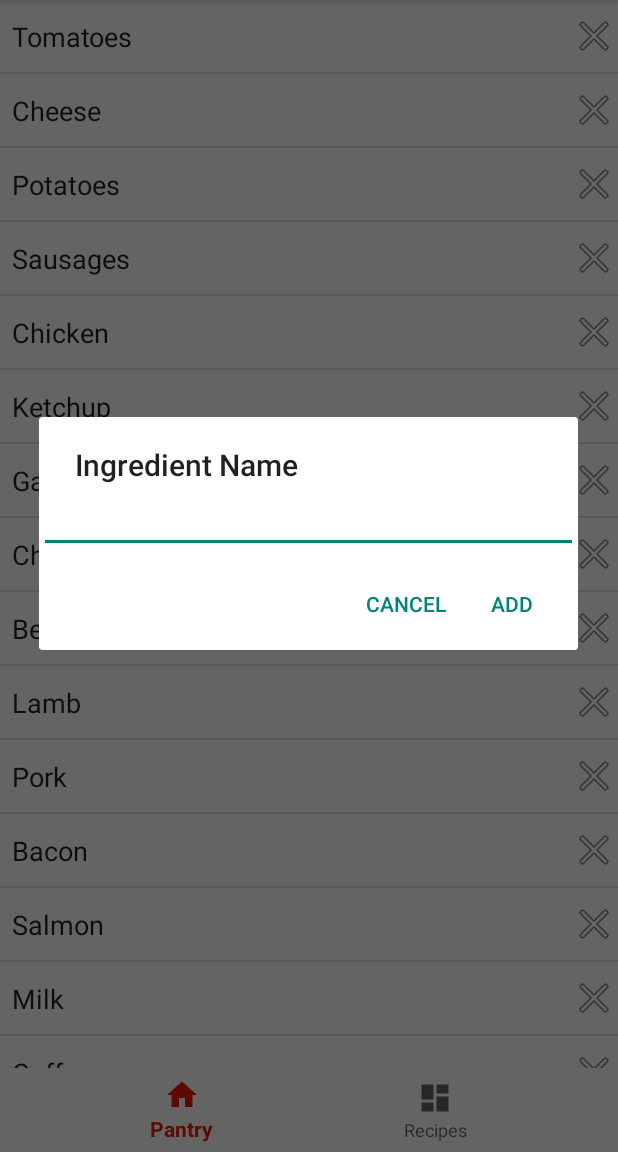
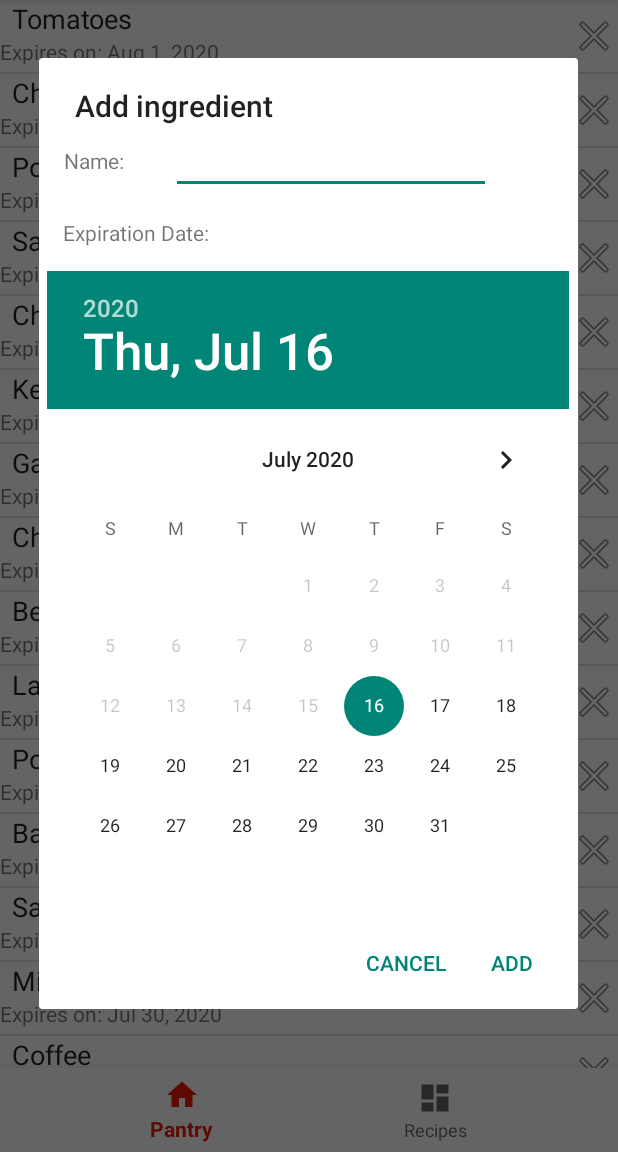
Before and after one commit to CS446-Group12/Pocket-Chef, an Android app: the screen it shows after launch (MainActivity), after a tap on "Add", on a phone screen of 412 x 824 dp, the part 84-1236 px from its top. Run offline under Robolectric (Android 15) with nearby library versions, the phone set to English and light mode, and no system bars; our stand-ins replace navigation-ui.

```diff
--- a/PocketChef/app/src/main/java/cs446/uwaterloo/pocketchef/MainActivity.java
+++ b/PocketChef/app/src/main/java/cs446/uwaterloo/pocketchef/MainActivity.java
@@ -2,6 +2,7 @@ package cs446.uwaterloo.pocketchef;
 
 import android.content.Intent;
 import android.os.Bundle;
+import android.os.Parcelable;
 
 import com.google.android.material.bottomnavigation.BottomNavigationView;
 
@@ -30,40 +31,10 @@ public class MainActivity extends AppCompatActivity {
         NavigationUI.setupWithNavController(navView, navController);
     }
 
-    // Uses FragmentTransactions to
     public void displayRecipeContents(Recipe recipe) {
         Intent intent = new Intent(MainActivity.this, CookingActivity.class);
+        intent.putExtra("recipe", recipe);
         startActivity(intent);
-
-        /*FragmentManager fragmentManager = getSupportFragmentManager();
-        FragmentTransaction fragmentTransaction = fragmentManager.beginTransaction();
-
-        // Create new fragment and transaction
-        Fragment displayRecipeFragment = new DisplayRecipeFragment();
-        FragmentTransaction transaction = getSupportFragmentManager().beginTransaction();
-
-        // Replace whatever is in the fragment_container view with this fragment,
-        // and add the transaction to the back stack
-
-        List<Fragment> fragments = fragmentManager.getFragments();
-        if(fragments != null){
-            for(Fragment fragment : fragments){
-                if(fragment != null && fragment.isVisible()) {
-                    System.out.println(fragment);
-                    transaction.hide(fragment);
-                }
-            }
-        }
-
-        //transaction.hide(fragmentManager.findFragmentById(R.id.test));
-        transaction.show(displayRecipeFragment);
-        //transaction.addToBackStack(null);
-
-        // Apply a transition animation
-        //transaction.setTransition(FragmentTransaction.TRANSIT_FRAGMENT_OPEN);
-
-        // Commit the transaction
-        transaction.commit();*/
     }
 
 }
--- a/PocketChef/app/src/main/java/cs446/uwaterloo/pocketchef/adapters/IngredientAdapter.java
+++ b/PocketChef/app/src/main/java/cs446/uwaterloo/pocketchef/adapters/IngredientAdapter.java
@@ -10,7 +10,7 @@ import android.widget.TextView;
 import androidx.annotation.NonNull;
 import androidx.recyclerview.widget.RecyclerView;
 
-import java.util.HashSet;
+import java.text.SimpleDateFormat;
 import java.util.List;
 
 import cs446.uwaterloo.pocketchef.R;
@@ -56,6 +56,14 @@ public class IngredientAdapter extends RecyclerView.Adapter<IngredientAdapter.Vi
         TextView textView = holder.ingredientTextView;
         textView.setText(ingredient.getName());
 
+        TextView dateView = holder.ingredientDateView;
+        if (ingredient.getExpirationDate() != null) {
+            dateView.setText(dateView.getContext().getString(R.string.ingredient_expiration_date, SimpleDateFormat.getDateInstance().format(ingredient.getExpirationDate())));
+        } else {
+            dateView.setVisibility(View.INVISIBLE);
+        }
+
+
         ImageButton deleteButton = holder.deleteButton;
         deleteButton.setOnClickListener(new View.OnClickListener() {
             @Override
@@ -76,16 +84,17 @@ public class IngredientAdapter extends RecyclerView.Adapter<IngredientAdapter.Vi
 
         public TextView ingredientTextView;
         public ImageButton deleteButton;
-
+        public TextView ingredientDateView;
         // We also create a constructor that accepts the entire item row
         // and does the view lookups to find each subview
-        public ViewHolder(View itemView) {
+         public ViewHolder(View itemView) {
 
             // Stores the itemView in a public final member variable that can be used
             // to access the context from any ViewHolder instance.
             super(itemView);
 
             ingredientTextView = (TextView) itemView.findViewById(R.id.ingredient_text);
+            ingredientDateView = (TextView) itemView.findViewById(R.id.ingredient_date);
             deleteButton = (ImageButton) itemView.findViewById(R.id.delete_ingredient_button);
 
         }
--- a/PocketChef/app/src/main/java/cs446/uwaterloo/pocketchef/data/AsyncAddRecipe.java
+++ b/PocketChef/app/src/main/java/cs446/uwaterloo/pocketchef/data/AsyncAddRecipe.java
@@ -17,7 +17,6 @@ public class AsyncAddRecipe extends AsyncTask<Recipe, Integer, List<Recipe>> {
 
     private static HashMap<Recipe, HashSet<Ingredient>> missingRecipes;
     private static List<Recipe> completeRecipes;
-    private static HashSet<Ingredient> allIngredients;
 
     public AsyncAddRecipe() {
         super();
@@ -27,7 +26,6 @@ public class AsyncAddRecipe extends AsyncTask<Recipe, Integer, List<Recipe>> {
     protected void onPreExecute() {
         missingRecipes = new HashMap<>(RecipeData.getRecipesWithMissingIngredients());
         completeRecipes = new ArrayList<>(RecipeData.getRecipesForCurrentIngredients());
-        allIngredients = new HashSet<>(IngredientData.getAllIngredients());
     }
 
     @Override
@@ -35,7 +33,7 @@ public class AsyncAddRecipe extends AsyncTask<Recipe, Integer, List<Recipe>> {
         HashSet<Ingredient> ingredientsUsed;
         for (final Recipe recipe : recipes) {
             ingredientsUsed = new HashSet<>(recipe.getAllIngredients());
-            ingredientsUsed.removeAll(allIngredients);
+            ingredientsUsed.removeAll(IngredientData.getAllIngredients());
             if (ingredientsUsed.isEmpty())
                 completeRecipes.add(recipe);
             else
--- a/PocketChef/app/src/main/java/cs446/uwaterloo/pocketchef/model/Ingredient.java
+++ b/PocketChef/app/src/main/java/cs446/uwaterloo/pocketchef/model/Ingredient.java
@@ -1,20 +1,27 @@
 package cs446.uwaterloo.pocketchef.model;
+
+import android.os.Parcel;
+import android.os.Parcelable;
 
 import androidx.annotation.NonNull;
 
-import java.sql.Date;
 import java.util.ArrayList;
+import java.util.Calendar;
+import java.util.Date;
 import java.util.Objects;
 
-public class Ingredient {
+public class Ingredient implements Parcelable {
 
     private String name;
     private Date expirationDate;
 
     public Ingredient(String newName) {
+        this(newName, null);
+    }
 
+    public Ingredient(String newName, Date date) {
         this.name = newName;
-
+        this.expirationDate = date;
     }
 
     @NonNull
@@ -27,19 +34,33 @@ public class Ingredient {
         if (this == o) return true;
         if (o == null || getClass() != o.getClass()) return false;
         Ingredient that = (Ingredient) o;
-        return Objects.equals(name, that.name) &&
-                Objects.equals(expirationDate, that.expirationDate);
+        return Objects.equals(name, that.name);
     }
 
     @Override
     public int hashCode() {
-        return Objects.hash(name, expirationDate);
+        return Objects.hash(name);
     }
 
     public void setExpirationDate(Date newExpirationDate) {
 
         this.expirationDate = newExpirationDate;
 
+    }
+
+    /**
+     * set a random expiration date for the demo
+     */
+    public void setRandomExpirationDate() {
+        Calendar calendar = Calendar.getInstance();
+
+        // set expiration date to 14 days in the future
+        // with +-5 days of variability
+        int day = calendar.get(Calendar.DATE);
+        int offset = (int) (5 * 2 * (Math.random() - 0.5));
+        int final_date = calendar.get(Calendar.DATE) + 14 + offset;
+        calendar.set(Calendar.DATE, final_date);
+        this.expirationDate = calendar.getTime();
     }
 
     public String getName() {
@@ -57,7 +78,7 @@ public class Ingredient {
     //Method to quickly create a sample list of ingredients for testing purposes
     public static ArrayList<Ingredient> createIngredientsList() {
 
-        ArrayList<Ingredient> result = new ArrayList<Ingredient>();
+        ArrayList<Ingredient> result = new ArrayList<>();
         result.add(new Ingredient("Tomatoes"));
         result.add(new Ingredient("Cheese"));
         result.add(new Ingredient("Potatoes"));
@@ -77,8 +98,50 @@ public class Ingredient {
         result.add(new Ingredient("Triple Sec"));
         result.add(new Ingredient("Lime juice"));
 
+        for (Ingredient ingredient : result) {
+            ingredient.setRandomExpirationDate();
+        }
         return result;
 
     }
 
+    /* Code for implementing Parcelable starts here */
+    @Override
+    public int describeContents() {
+        return 0;
+    }
+
+    // Write object data to parcel
+    @Override
+    public void writeToParcel(Parcel out, int flags) {
+        out.writeString(name);
+
+        if (expirationDate != null) {
+            out.writeLong(expirationDate.getTime());
+        } else {
+            out.writeLong(Long.MIN_VALUE);
+        }
+    }
+
+    // Used to regenerate object. All Parcelables must have a CREATOR that implements these two methods
+    public static final Parcelable.Creator<Ingredient> CREATOR
+            = new Parcelable.Creator<Ingredient>() {
+        public Ingredient createFromParcel(Parcel in) {
+            return new Ingredient(in);
+        }
+
+        public Ingredient[] newArray(int size) {
+            return new Ingredient[size];
+        }
+    };
+
+    // Ingredient constructor with Parcel parameter
+    private Ingredient(Parcel in) {
+        name = in.readString();
+        long dateValue = in.readLong();
+        if (dateValue != Long.MIN_VALUE) {
+            expirationDate = new Date(dateValue);
+        }
+    }
+    /* Code for implementing Parcelable ends here */
 }
--- a/PocketChef/app/src/main/java/cs446/uwaterloo/pocketchef/model/Recipe.java
+++ b/PocketChef/app/src/main/java/cs446/uwaterloo/pocketchef/model/Recipe.java
@@ -1,4 +1,7 @@
 package cs446.uwaterloo.pocketchef.model;
+
+import android.os.Parcel;
+import android.os.Parcelable;
 
 import androidx.annotation.NonNull;
 
@@ -8,20 +11,29 @@ import java.util.HashSet;
 import java.util.List;
 import java.util.Objects;
 
-public class Recipe {
+// Parcelable is similar to Java's Serializable. It is more efficient but requires a bit more code
+public class Recipe implements Parcelable {
     private String name;
     private HashSet<Ingredient> ingredients;
     private Rating rating;
+    private ArrayList<String> steps;
 
     public enum Rating { ONE_STAR, TWO_STARS, THREE_STARS, FOUR_STARS, FIVE_STARS }
 
     public Recipe(String name, Ingredient... ingredients) {
-        this(name, Arrays.asList(ingredients));
+        this(name, Arrays.asList(ingredients), null);
     }
 
     public Recipe(String name, List<Ingredient> ingredients) {
         this.name = name;
         this.ingredients = new HashSet<>(ingredients);
+        this.steps = null;
+    }
+
+    public Recipe(String name, List<Ingredient> ingredients, List<String> steps) {
+        this.name = name;
+        this.ingredients = new HashSet<>(ingredients);
+        this.steps = new ArrayList<>(steps);
     }
 
     @NonNull
@@ -36,7 +48,8 @@ public class Recipe {
         Recipe recipe = (Recipe) o;
         return Objects.equals(name, recipe.name) &&
                 Objects.equals(ingredients, recipe.ingredients) &&
-                rating == recipe.rating;
+                rating == recipe.rating &&
+                Objects.equals(steps, recipe.steps);
     }
 
     @Override
@@ -56,6 +69,8 @@ public class Recipe {
         return rating;
     }
 
+    public List<String> getSteps() { return steps; }
+
     public void updateName(String newName) {
         name = newName;
     }
@@ -74,11 +89,72 @@ public class Recipe {
 
     public static ArrayList<Recipe> getDemoRecipes() {
         ArrayList<Recipe> recipes = new ArrayList<>();
-        recipes.add(new Recipe("Beef Chili", new Ingredient("Beef"), new Ingredient("Chili peppers"), new Ingredient("Tomatoes")));
-        recipes.add(new Recipe("Bacon-Wrapped Chicken", new Ingredient("Chicken"), new Ingredient("Bacon"), new Ingredient("Tomatoes")));
-        recipes.add(new Recipe("Pigs in a Blanket", new Ingredient("Sausages"), new Ingredient("Bacon")));
-        recipes.add(new Recipe("Tequila Shot", new Ingredient("Tequila"), new Ingredient("Lime juice")));
-        recipes.add(new Recipe("Grilled Cheese", new Ingredient("Cheese"), new Ingredient("Bread")));
+        recipes.add(new Recipe("Beef Chili",
+                Arrays.asList(new Ingredient("Beef"), new Ingredient("Chili peppers"), new Ingredient("Tomatoes")),
+                Arrays.asList("Add the ground beef to the pot. Break it apart with a wooden spoon. Cook for 6-7 minutes, until the beef is browned, stirring occasionally.",
+                        "Add the chili peppers, and tomatoes. Stir until well combined.",
+                        "Bring the liquid to a low boil. Then, reduce the heat (low to medium-low) to gently simmer the chili, uncovered, for 20-25 minutes, stirring occasionally.",
+                        "Remove the pot from the heat. Let the chili rest for 5-10 minutes before serving.")));
+        recipes.add(new Recipe("Bacon-Wrapped Chicken",
+                Arrays.asList(new Ingredient("Chicken"), new Ingredient("Bacon"), new Ingredient("Tomatoes")),
+                Arrays.asList("a", "b", "c")));
+        recipes.add(new Recipe("Pigs in a Blanket",
+                Arrays.asList(new Ingredient("Sausages"), new Ingredient("Bacon")),
+                Arrays.asList("a", "b", "c")));
+        recipes.add(new Recipe("Tequila Shot",
+                Arrays.asList(new Ingredient("Tequila"), new Ingredient("Lime juice")),
+                Arrays.asList("a", "b", "c")));
+        recipes.add(new Recipe("Grilled Cheese",
+                Arrays.asList(new Ingredient("Cheese"), new Ingredient("Bread")),
+                Arrays.asList("a", "b", "c")));
+        for (Recipe r : recipes) {
+            for (Ingredient i : r.ingredients) {
+                i.setRandomExpirationDate();
+            }
+        }
         return recipes;
     }
+
+    /* Code for implementing Parcelable starts here */
+    @Override
+    public int describeContents() {
+        return 0;
+    }
+
+    // Write object data to parcel
+    @Override
+    public void writeToParcel(Parcel out, int flags) {
+        out.writeString(name);
+        out.writeTypedList(new ArrayList<>(ingredients));
+        if (rating != null) {
+            out.writeString(rating.name());
+        } else {
+            out.writeString("");
+        }
+        out.writeStringList(steps);
+    }
+
+    // Used to regenerate object. All Parcelables must have a CREATOR that implements these two methods
+    public static final Parcelable.Creator<Recipe> CREATOR
+            = new Parcelable.Creator<Recipe>() {
+        public Recipe createFromParcel(Parcel in) {
+            return new Recipe(in);
+        }
+
+        public Recipe[] newArray(int size) {
+            return new Recipe[size];
+        }
+    };
+
+    // Recipe constructor with Parcel parameter
+    private Recipe(Parcel in) {
+        name = in.readString();
+        ingredients = new HashSet<>(in.createTypedArrayList(Ingredient.CREATOR));
+        String ratingValue = in.readString();
+        if (ratingValue != null && !ratingValue.isEmpty()) {
+            rating = Rating.valueOf(ratingValue);
+        }
+        steps = in.createStringArrayList();
+    }
+    /* Code for implementing Parcelable ends here */
 }
--- a/PocketChef/app/src/main/java/cs446/uwaterloo/pocketchef/ui/pantry/PantryFragment.java
+++ b/PocketChef/app/src/main/java/cs446/uwaterloo/pocketchef/ui/pantry/PantryFragment.java
@@ -1,26 +1,27 @@
 package cs446.uwaterloo.pocketchef.ui.pantry;
 
+import android.content.Context;
 import android.content.DialogInterface;
 import android.os.Bundle;
-import android.text.InputType;
-import android.view.ContextThemeWrapper;
 import android.view.LayoutInflater;
 import android.view.Menu;
 import android.view.MenuInflater;
 import android.view.MenuItem;
 import android.view.View;
 import android.view.ViewGroup;
+import android.widget.DatePicker;
 import android.widget.EditText;
 
 import androidx.annotation.NonNull;
 import androidx.appcompat.app.AlertDialog;
+import androidx.appcompat.widget.SearchView;
 import androidx.appcompat.widget.Toolbar;
-import androidx.appcompat.widget.SearchView;
 import androidx.fragment.app.Fragment;
 import androidx.recyclerview.widget.DividerItemDecoration;
 import androidx.recyclerview.widget.LinearLayoutManager;
 import androidx.recyclerview.widget.RecyclerView;
 
+import java.util.Calendar;
 
 import cs446.uwaterloo.pocketchef.R;
 import cs446.uwaterloo.pocketchef.adapters.IngredientAdapter;
@@ -90,17 +91,25 @@ public class PantryFragment extends Fragment {
 
     private void addIngredient() {
 
-        AlertDialog.Builder alertBuilder = new AlertDialog.Builder(getContext());
-        alertBuilder.setTitle("Ingredient Name");
+        Context context = getContext();
 
-        final EditText inputField = new EditText(getContext());
-        inputField.setInputType(InputType.TYPE_CLASS_TEXT);
-        alertBuilder.setView(inputField);
+        AlertDialog.Builder alertBuilder = new AlertDialog.Builder(context);
+        alertBuilder.setTitle("Add ingredient");
+
+        final View view = View.inflate(context, R.layout.add_ingredient, null);
+
+        final EditText nameEditText = view.findViewById(R.id.add_ingredient_name);
+        final DatePicker datePicker = view.findViewById(R.id.add_ingredient_date);
+        datePicker.setMinDate(System.currentTimeMillis());
+
+        alertBuilder.setView(view);
 
         alertBuilder.setPositiveButton("Add", new DialogInterface.OnClickListener() {
             @Override
             public void onClick(DialogInterface dialog, int which) {
-                Ingredient newIngredient = new Ingredient(inputField.getText().toString());
+                Calendar calendar = Calendar.getInstance();
+                calendar.set(datePicker.getYear(),datePicker.getMonth(),datePicker.getDayOfMonth());
+                Ingredient newIngredient = new Ingredient(nameEditText.getText().toString(), calendar.getTime());
                 IngredientData.addIngredients(true, newIngredient);
             }
         });
--- /dev/null
+++ b/PocketChef/app/src/main/res/layout/add_ingredient.xml
@@ -0,0 +1,64 @@
+<?xml version="1.0" encoding="utf-8"?>
+<LinearLayout xmlns:android="http://schemas.android.com/apk/res/android"
+    xmlns:app="http://schemas.android.com/apk/res-auto"
+    android:layout_width="match_parent"
+    android:layout_height="match_parent"
+    android:orientation="vertical">
+
+    <androidx.constraintlayout.widget.ConstraintLayout
+        android:layout_width="match_parent"
+        android:layout_height="wrap_content"
+        app:layout_constraintEnd_toEndOf="parent"
+        app:layout_constraintHorizontal_bias="0.5"
+        app:layout_constraintStart_toStartOf="parent">
+
+        <TextView
+            android:id="@+id/add_ingredient_name_label"
+            android:layout_width="wrap_content"
+            android:layout_height="wrap_content"
+            android:layout_marginEnd="28dp"
+            android:text="Name: "
+            app:layout_constraintBottom_toBottomOf="parent"
+            app:layout_constraintEnd_toStartOf="@+id/add_ingredient_name"
+            app:layout_constraintTop_toTopOf="parent" />
+
+        <EditText
+            android:id="@+id/add_ingredient_name"
+            android:layout_width="wrap_content"
+            android:layout_height="wrap_content"
+            android:layout_marginStart="88dp"
+            android:ems="10"
+            android:inputType="textPersonName"
+            app:layout_constraintBottom_toBottomOf="parent"
+            app:layout_constraintStart_toStartOf="parent" />
+
+    </androidx.constraintlayout.widget.ConstraintLayout>
+
+    <androidx.constraintlayout.widget.ConstraintLayout
+        android:layout_width="match_parent"
+        android:layout_height="wrap_content"
+        app:layout_constraintBottom_toTopOf="@+id/add_ingredient_date"
+        app:layout_constraintTop_toTopOf="@+id/add_ingredient_date">
+
+        <TextView
+            android:id="@+id/add_ingredient_date_label"
+            android:layout_width="wrap_content"
+            android:layout_height="wrap_content"
+            android:layout_marginStart="16dp"
+            android:layout_marginTop="16dp"
+            android:text="Expiration Date:"
+            app:layout_constraintStart_toStartOf="parent"
+            app:layout_constraintTop_toTopOf="parent" />
+
+        <DatePicker
+            android:id="@+id/add_ingredient_date"
+            android:layout_width="wrap_content"
+            android:layout_height="wrap_content"
+            android:layout_marginTop="16dp"
+            app:layout_constraintEnd_toEndOf="parent"
+            app:layout_constraintHorizontal_bias="0.491"
+            app:layout_constraintStart_toStartOf="parent"
+            app:layout_constraintTop_toBottomOf="@id/add_ingredient_date_label" />
+    </androidx.constraintlayout.widget.ConstraintLayout>
+
+</LinearLayout>
--- a/PocketChef/app/src/main/res/layout/item_ingredient.xml
+++ b/PocketChef/app/src/main/res/layout/item_ingredient.xml
@@ -1,10 +1,33 @@
 <?xml version="1.0" encoding="utf-8"?>
 <androidx.constraintlayout.widget.ConstraintLayout xmlns:android="http://schemas.android.com/apk/res/android"
     xmlns:app="http://schemas.android.com/apk/res-auto"
-    xmlns:tools="http://schemas.android.com/tools"
     android:id="@+id/list_item_layout"
     android:layout_width="match_parent"
     android:layout_height="wrap_content">
+
+    <LinearLayout
+        android:layout_width="match_parent"
+        android:layout_height="match_parent"
+        android:orientation="vertical">
+
+        <TextView
+            android:id="@+id/ingredient_text"
+            android:layout_width="wrap_content"
+            android:layout_height="wrap_content"
+            android:layout_marginStart="8dp"
+            android:textAppearance="@style/TextAppearance.AppCompat.Body1"
+            android:textSize="18sp"
+            android:typeface="normal" />
+
+        <TextView
+            android:id="@+id/ingredient_date"
+            android:layout_width="match_parent"
+            android:layout_height="wrap_content"
+            android:clickable="false"
+            android:contextClickable="false"
+            android:ems="10"
+            android:singleLine="true" />
+    </LinearLayout>
 
     <ImageButton
         android:id="@+id/delete_ingredient_button"
@@ -18,16 +41,4 @@
         app:layout_constraintTop_toTopOf="parent"
         app:srcCompat="@android:drawable/ic_menu_close_clear_cancel" />
 
-    <TextView
-        android:id="@+id/ingredient_text"
-        android:layout_width="wrap_content"
-        android:layout_height="wrap_content"
-        android:layout_marginStart="8dp"
-        android:textAppearance="@style/TextAppearance.AppCompat.Body1"
-        android:textSize="18sp"
-        android:typeface="normal"
-        app:layout_constraintBottom_toBottomOf="parent"
-        app:layout_constraintStart_toStartOf="parent"
-        app:layout_constraintTop_toTopOf="parent" />
-
 </androidx.constraintlayout.widget.ConstraintLayout>
--- a/PocketChef/app/src/main/res/values/strings.xml
+++ b/PocketChef/app/src/main/res/values/strings.xml
@@ -114,5 +114,6 @@
     </string>
     <string name="title_activity_cooking">CookingActivity</string>
     <string name="tab_text_1">Ingredients</string>
-    <string name="tab_text_2">Recipe</string>
+    <string name="tab_text_2">Steps</string>
+    <string name="ingredient_expiration_date">Expires on: %1$s</string>
 </resources>
--- a/PocketChef/build.gradle
+++ b/PocketChef/build.gradle
@@ -8,7 +8,7 @@ buildscript {
 
     }
     dependencies {
-        classpath 'com.android.tools.build:gradle:4.0.0'
+        classpath 'com.android.tools.build:gradle:4.0.1'
 
 
         // NOTE: Do not place your application dependencies here; they belong
```
Also changed, not shown: PocketChef/app/src/main/java/cs446/uwaterloo/pocketchef/CookingActivity.java (+13 -9 lines), PocketChef/app/src/main/java/cs446/uwaterloo/pocketchef/ui/cooking/CookingFragment.java (+35 -2 lines), PocketChef/app/src/main/java/cs446/uwaterloo/pocketchef/ui/cooking/CookingViewModel.java (+19 -14 lines), PocketChef/app/src/main/res/layout/activity_cooking.xml (+7 -6 lines), PocketChef/app/src/main/res/layout/fragment_cooking.xml (+4 -4 lines).
